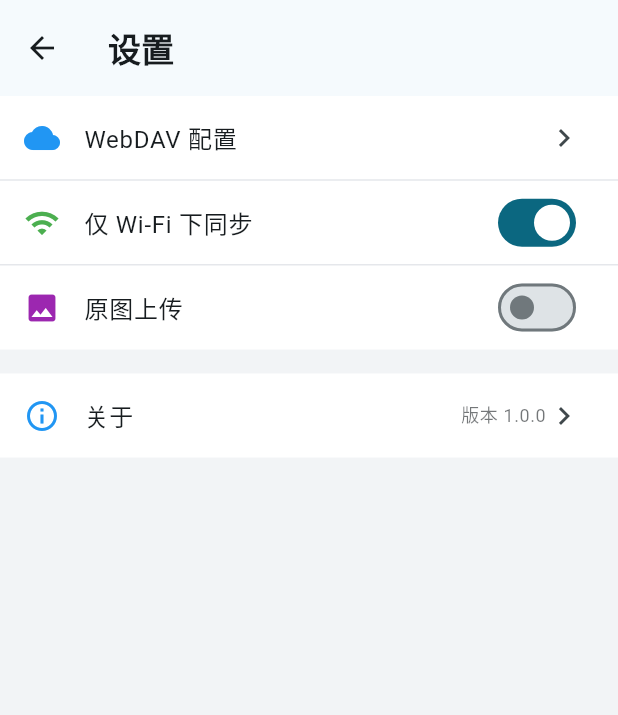
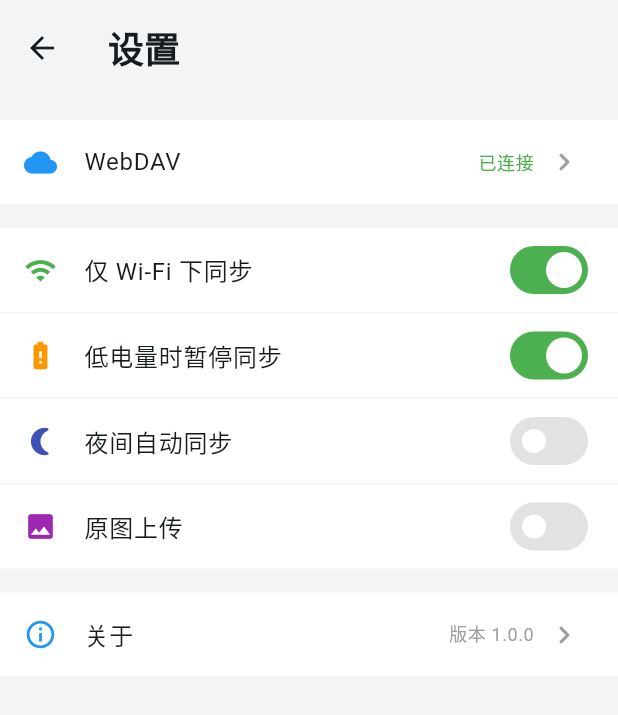
Before and after one commit to moohng/only-sync-flutter, a Flutter app: the SettingsPage screen opened by its route, on a phone screen of 412 x 824 dp. Shown: the top 715 px of the screen. Run offline on Flutter 3.47's test engine with Material 3 defaults, Android fonts, the phone set to English and light mode, and no system bars; our stand-ins replace chewie, device_info_plus, extended_image, get, qr_flutter, shared_preferences and 2 more; missing offline and left inert: mobile_scanner, photo_manager, photo_manager_image_provider, webdav_client; accounts and stored records are empty.

Commit message:
添加设置页面的低电量暂停同步和夜间自动同步功能，优化开关样式和布局

```diff
--- a/lib/views/settings/settings_page.dart
+++ b/lib/views/settings/settings_page.dart
@@ -5,6 +5,8 @@ import 'package:only_sync_flutter/routes/route.dart';
 class SettingsController extends GetxController {
   final isWifiOnly = true.obs;
   final isOriginalUpload = false.obs;
+  final isLowBatteryPause = true.obs;
+  final isNightSync = false.obs;
 }
 
 class SettingsPage extends StatelessWidget {
@@ -15,48 +17,124 @@ class SettingsPage extends StatelessWidget {
     final controller = Get.put(SettingsController());
     final theme = Theme.of(context);
 
-    return Scaffold(
-      // backgroundColor: Colors.grey[100],
-      backgroundColor: const Color.fromARGB(255, 242, 244, 246),
+    // 定义统一的开关样式
+    final switchStyle = SwitchThemeData(thumbColor: WidgetStateProperty.resolveWith<Color>((states) {
+      if (states.contains(WidgetState.selected)) {
+        return Colors.white; // 开启状态下的圆形按钮颜色
+      }
+      return Colors.white; // 关闭状态下的圆形按钮颜色
+    }), trackColor: WidgetStateProperty.resolveWith<Color>((states) {
+      if (states.contains(WidgetState.selected)) {
+        return Colors.green; // 开启状态下的轨道颜色
+      }
+      return Colors.grey.withOpacity(0.3); // 关闭状态下的轨道颜色
+    }), trackOutlineColor: WidgetStateProperty.resolveWith((states) {
+      return Colors.transparent;
+    }));
+
+    return Theme(
+      data: Theme.of(context).copyWith(
+        switchTheme: switchStyle,
+      ),
+      child: Scaffold(
+        backgroundColor: const Color(0xFFF2F4F6), // 与原型保持一致的背景色
         appBar: AppBar(
           title: const Text('设置'),
-        titleTextStyle: theme.textTheme.titleLarge?.copyWith(fontWeight: FontWeight.bold),
+          titleTextStyle: theme.textTheme.titleLarge?.copyWith(
+            fontSize: 24,
+            fontWeight: FontWeight.w700,
+          ),
+          backgroundColor: const Color(0xFFF2F4F6),
+          elevation: 0,
           toolbarHeight: 64,
-        // backgroundColor: const Color.fromARGB(255, 242, 244, 246),
         ),
         body: ListView(
           children: [
-          // 同步设置组
+            const SizedBox(height: 16),
+            // 云存储服务组
             _buildSettingsGroup(
               theme,
               children: [
+                // _buildGroupHeader(theme, '云存储服务'),
                 ListTile(
-                leading: const Icon(Icons.cloud, color: Colors.blue),
-                title: const Text('WebDAV 配置'),
-                trailing: const Icon(Icons.chevron_right),
+                  leading: const Icon(Icons.cloud, color: Colors.blue, size: 22),
+                  title: const Text('WebDAV'),
+                  trailing: Row(
+                    mainAxisSize: MainAxisSize.min,
+                    children: [
+                      Text(
+                        '已连接',
+                        style: theme.textTheme.bodySmall?.copyWith(color: Colors.green),
+                      ),
+                      const SizedBox(width: 8),
+                      const Icon(Icons.chevron_right_rounded, color: Colors.grey),
+                    ],
+                  ),
                   onTap: () => Get.toNamed(Routes.addAccountPage),
                 ),
+                // ListTile(
+                //   leading: const Icon(Icons.cloud, color: Colors.blue, size: 22),
+                //   title: const Text('Dropbox'),
+                //   trailing: const Icon(Icons.chevron_right_rounded, color: Colors.grey),
+                //   onTap: () {
+                //     // TODO: 添加Dropbox配置页面
+                //   },
+                // ),
+                // ListTile(
+                //   leading: const Icon(Icons.cloud, color: Colors.amber, size: 22),
+                //   title: const Text('Google Drive'),
+                //   trailing: const Icon(Icons.chevron_right_rounded, color: Colors.grey),
+                //   onTap: () {
+                //     // TODO: 添加Google Drive配置页面
+                //   },
+                // ),
+              ],
+            ),
+            const SizedBox(height: 16),
+
+            // 同步策略组
+            _buildSettingsGroup(
+              theme,
+              children: [
+                // _buildGroupHeader(theme, '同步策略'),
                 Obx(() => SwitchListTile(
-                    secondary: const Icon(Icons.wifi, color: Colors.green),
+                      secondary: const Icon(Icons.wifi, color: Colors.green, size: 22),
                       title: const Text('仅 Wi-Fi 下同步'),
                       value: controller.isWifiOnly.value,
                       onChanged: (value) => controller.isWifiOnly.value = value,
+                      contentPadding: const EdgeInsets.symmetric(horizontal: 16),
                     )),
                 Obx(() => SwitchListTile(
-                    secondary: const Icon(Icons.image, color: Colors.purple),
+                      secondary: const Icon(Icons.battery_alert, color: Colors.orange, size: 22),
+                      title: const Text('低电量时暂停同步'),
+                      value: controller.isLowBatteryPause.value,
+                      onChanged: (value) => controller.isLowBatteryPause.value = value,
+                      contentPadding: const EdgeInsets.symmetric(horizontal: 16),
+                    )),
+                Obx(() => SwitchListTile(
+                      secondary: const Icon(Icons.nightlight_round, color: Colors.indigo, size: 22),
+                      title: const Text('夜间自动同步'),
+                      value: controller.isNightSync.value,
+                      onChanged: (value) => controller.isNightSync.value = value,
+                      contentPadding: const EdgeInsets.symmetric(horizontal: 16),
+                    )),
+                Obx(() => SwitchListTile(
+                      secondary: const Icon(Icons.image, color: Colors.purple, size: 22),
                       title: const Text('原图上传'),
                       value: controller.isOriginalUpload.value,
                       onChanged: (value) => controller.isOriginalUpload.value = value,
+                      contentPadding: const EdgeInsets.symmetric(horizontal: 16),
                     )),
               ],
             ),
             const SizedBox(height: 16),
+
             // 其他设置组
             _buildSettingsGroup(
               theme,
               children: [
                 ListTile(
-                leading: const Icon(Icons.info_outline, color: Colors.blue),
+                  leading: const Icon(Icons.info_outline, color: Colors.blue, size: 22),
                   title: const Text('关于'),
                   trailing: Row(
                     mainAxisSize: MainAxisSize.min,
@@ -64,10 +142,11 @@ class SettingsPage extends StatelessWidget {
                       Text(
                         '版本 1.0.0',
                         style: theme.textTheme.bodySmall?.copyWith(
-                        color: theme.textTheme.bodySmall?.color?.withOpacity(0.6),
+                          color: Colors.grey,
                         ),
                       ),
-                    const Icon(Icons.chevron_right),
+                      const SizedBox(width: 8),
+                      const Icon(Icons.chevron_right_rounded, color: Colors.grey),
                     ],
                   ),
                   onTap: () {
@@ -78,6 +157,7 @@ class SettingsPage extends StatelessWidget {
             ),
           ],
         ),
+      ),
     );
   }
 
@@ -85,16 +165,18 @@ class SettingsPage extends StatelessWidget {
     return Container(
       decoration: BoxDecoration(
         color: theme.cardColor,
+        borderRadius: BorderRadius.circular(0), // 移除圆角
       ),
       child: Column(
+        crossAxisAlignment: CrossAxisAlignment.start,
         children: List.generate(
           children.length * 2 - 1,
           (index) {
             if (index.isOdd) {
               return Divider(
-                height: .5,
-                indent: 0,
-                color: theme.dividerColor,
+                height: 1,
+                thickness: 1,
+                color: theme.dividerColor.withOpacity(0.5),
               );
             }
             return children[index ~/ 2];
@@ -103,4 +185,17 @@ class SettingsPage extends StatelessWidget {
       ),
     );
   }
+
+  Widget _buildGroupHeader(ThemeData theme, String title) {
+    return Padding(
+      padding: const EdgeInsets.all(16),
+      child: Text(
+        title,
+        style: theme.textTheme.titleMedium?.copyWith(
+          // fontWeight: FontWeight.w600,
+          color: Colors.black87,
+        ),
+      ),
+    );
   }
+}
```
Lines whose indentation alone changed are shown as unchanged.
